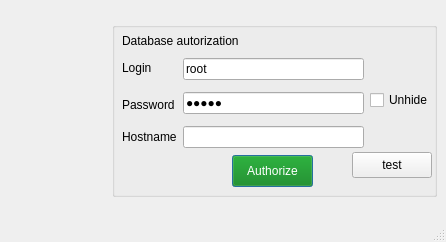
The window that loginwindow.ui (TiReks33/adb-explorer) describes before a commit, drawn with Qt 5.
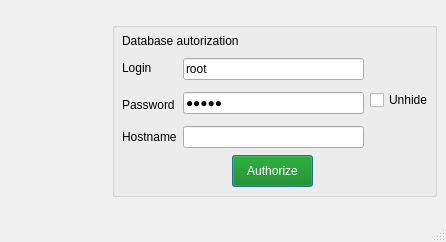
The same window after the commit. Icons and pictures are not drawn.

Patch:
```diff
--- a/loginwindow.ui
+++ b/loginwindow.ui
@@ -106,19 +106,6 @@
           <bool>true</bool>
          </property>
         </widget>
-        <widget class="QPushButton" name="login_testButton">
-         <property name="geometry">
-          <rect>
-           <x>240</x>
-           <y>130</y>
-           <width>80</width>
-           <height>26</height>
-          </rect>
-         </property>
-         <property name="text">
-          <string>test</string>
-         </property>
-        </widget>
         <widget class="QWidget" name="horizontalLayoutWidget">
          <property name="geometry">
           <rect>
```
